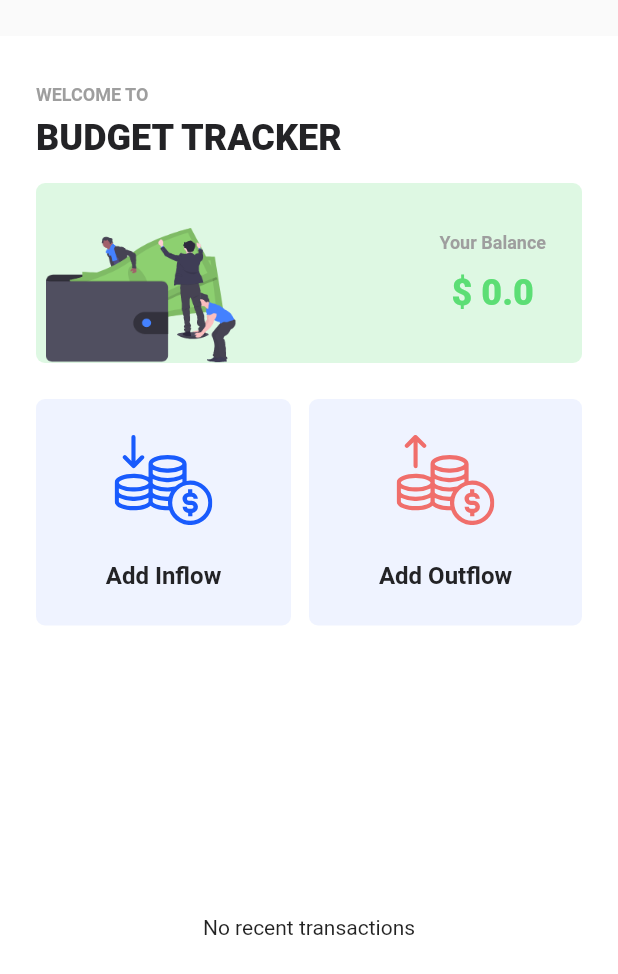
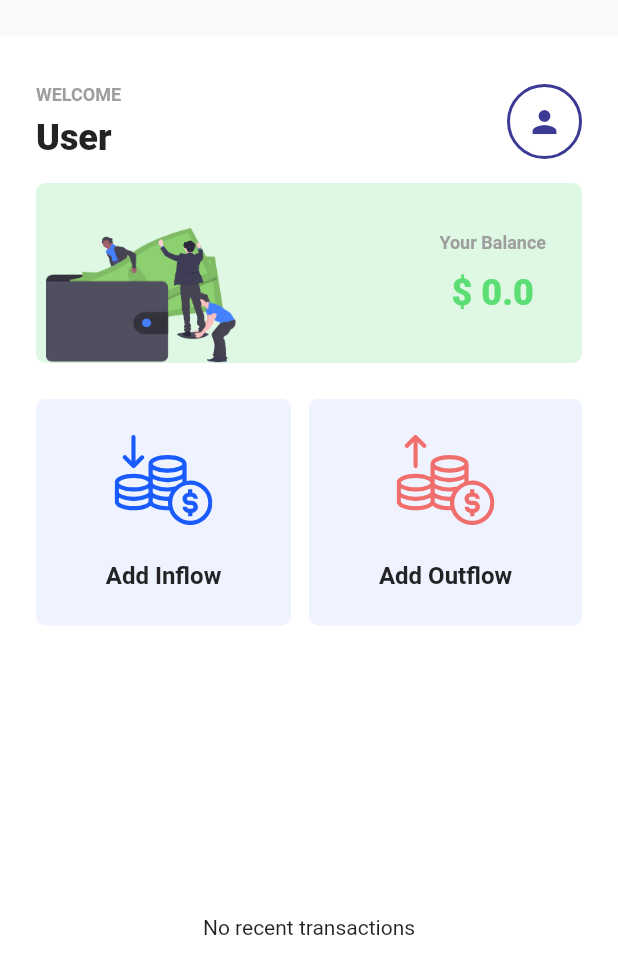
Before and after one commit to upretisaurav/expense_tracker, a Flutter app: the HomePage screen opened directly, on a phone screen of 412 x 824 dp. Shown: the top 974 px of the screen. Run offline on Flutter 3.47's test engine with Material 3 defaults, Android fonts, the phone set to English and light mode, and no system bars; our stand-ins replace fl_chart, floor, flutter_feather_icons, flutter_local_notifications, flutter_svg, get_it and 6 more; missing offline and left inert: carbon_icons; accounts and stored records are empty; generated files the repository leaves out were written again; network calls fail.

Commit message:
login and register added

```diff
--- a/lib/main.dart
+++ b/lib/main.dart
@@ -1,6 +1,7 @@
 import 'package:expense_tracker/locator.dart';
 import 'package:expense_tracker/src/providers/expense_provider.dart';
 import 'package:expense_tracker/src/providers/trend_provider.dart';
+import 'package:expense_tracker/src/providers/user_provider.dart';
 import 'package:expense_tracker/src/services/notification_service.dart';
 import 'package:expense_tracker/src/views/onboarding.dart';
 import 'package:flutter/material.dart';
@@ -28,6 +29,7 @@ class MainApp extends StatelessWidget {
           update: (context, trendProvider, previous) =>
               previous ?? ExpenseProvider(trendProvider),
         ),
+        ChangeNotifierProvider(create: (_) => UserProvider()),
       ],
       child: MaterialApp(
         theme: ThemeData(
--- /dev/null
+++ b/lib/src/data/model/user.dart
@@ -0,0 +1,22 @@
+class User {
+  final String id;
+  final String name;
+  final String profession;
+  final String photo;
+
+  User({
+    required this.id,
+    required this.name,
+    required this.profession,
+    required this.photo,
+  });
+
+  factory User.fromJson(Map<String, dynamic> json) {
+    return User(
+      id: json['id'] ?? '',
+      name: json['name'] ?? '',
+      profession: json['profession'] ?? '',
+      photo: json['photo'] ?? '',
+    );
+  }
+}
--- /dev/null
+++ b/lib/src/providers/user_provider.dart
@@ -0,0 +1,67 @@
+import 'package:expense_tracker/src/data/model/user.dart';
+import 'package:expense_tracker/src/services/api_service.dart';
+import 'package:flutter/material.dart';
+import 'package:get_it/get_it.dart';
+import 'package:shared_preferences/shared_preferences.dart';
+
+class UserProvider extends ChangeNotifier {
+  String? _userId;
+  // ignore: constant_identifier_names
+  static const String USER_ID_KEY = 'user_id';
+
+  String? get userId => _userId;
+  bool get isAuthenticated => _userId != null;
+
+  UserProvider() {
+    _loadUserId();
+  }
+
+  User? _user;
+  bool _isLoading = false;
+  String? _error;
+
+  User? get user => _user;
+  bool get isLoading => _isLoading;
+  String? get error => _error;
+
+  final ApiService _apiService = GetIt.instance<ApiService>();
+
+  Future<void> fetchUserProfile() async {
+    try {
+      _isLoading = true;
+      _error = null;
+      notifyListeners();
+
+      final userIdFetch = _userId;
+      final userData = await _apiService.getUserProfile(userIdFetch!);
+      _user = User.fromJson(userData);
+
+      _isLoading = false;
+      notifyListeners();
+    } catch (e) {
+      _error = e.toString();
+      _isLoading = false;
+      notifyListeners();
+    }
+  }
+
+  Future<void> _loadUserId() async {
+    final prefs = await SharedPreferences.getInstance();
+    _userId = prefs.getString(USER_ID_KEY);
+    notifyListeners();
+  }
+
+  Future<void> setUserId(String userId) async {
+    _userId = userId;
+    final prefs = await SharedPreferences.getInstance();
+    await prefs.setString(USER_ID_KEY, userId);
+    notifyListeners();
+  }
+
+  Future<void> clearUserId() async {
+    _userId = null;
+    final prefs = await SharedPreferences.getInstance();
+    await prefs.remove(USER_ID_KEY);
+    notifyListeners();
+  }
+}
--- a/lib/src/views/home_screen.dart
+++ b/lib/src/views/home_screen.dart
@@ -1,5 +1,8 @@
+import 'dart:io';
+
 import 'package:expense_tracker/src/data/model/expense.dart';
 import 'package:expense_tracker/src/providers/expense_provider.dart';
+import 'package:expense_tracker/src/providers/user_provider.dart';
 import 'package:expense_tracker/src/styles/color_styles.dart';
 import 'package:expense_tracker/src/styles/text_styles.dart';
 import 'package:expense_tracker/src/views/calculator_screen.dart';
@@ -9,8 +12,21 @@ import 'package:flutter/material.dart';
 import 'package:flutter_svg/svg.dart';
 import 'package:provider/provider.dart';
 
-class HomePage extends StatelessWidget {
+class HomePage extends StatefulWidget {
   const HomePage({super.key});
+
+  @override
+  State<HomePage> createState() => _HomePageState();
+}
+
+class _HomePageState extends State<HomePage> {
+  @override
+  void initState() {
+    super.initState();
+    WidgetsBinding.instance.addPostFrameCallback((_) {
+      context.read<UserProvider>().fetchUserProfile();
+    });
+  }
 
   @override
   Widget build(BuildContext context) {
@@ -22,23 +38,68 @@ class HomePage extends StatelessWidget {
         child: Column(
           crossAxisAlignment: CrossAxisAlignment.start,
           children: <Widget>[
-            // Padding wrapper for the first part of the screen
             Padding(
               padding: const EdgeInsets.symmetric(horizontal: 24.0),
               child: Column(
                 crossAxisAlignment: CrossAxisAlignment.start,
                 children: <Widget>[
+                  Consumer<UserProvider>(
+                    builder: (context, userProvider, child) {
+                      return Row(
+                        mainAxisAlignment: MainAxisAlignment.spaceBetween,
+                        children: [
+                          Expanded(
+                            child: Column(
+                              crossAxisAlignment: CrossAxisAlignment.start,
+                              children: [
                                 Text(
-                    "WELCOME TO",
-                    style: TextStyles.smallMedium
-                        .copyWith(color: ColorStyles.secondaryTextColor),
+                                  "WELCOME",
+                                  style: TextStyles.smallMedium.copyWith(
+                                    color: ColorStyles.secondaryTextColor,
+                                  ),
                                 ),
                                 const SizedBox(height: 8.0),
                                 Text(
-                    "BUDGET TRACKER",
+                                  userProvider.user?.name ?? "User",
                                   style: TextStyles.humongous.copyWith(
                                     fontWeight: FontWeight.w900,
                                   ),
+                                ),
+                              ],
+                            ),
+                          ),
+                          Container(
+                            width: 50,
+                            height: 50,
+                            decoration: BoxDecoration(
+                              shape: BoxShape.circle,
+                              border: Border.all(
+                                color: ColorStyles.primaryColor,
+                                width: 2,
+                              ),
+                            ),
+                            child: ClipOval(
+                              child: userProvider.user?.photo != null
+                                  ? Image.file(
+                                      File(userProvider.user!.photo),
+                                      fit: BoxFit.cover,
+                                      errorBuilder:
+                                          (context, error, stackTrace) {
+                                        return const Icon(
+                                          Icons.person,
+                                          color: ColorStyles.primaryColor,
+                                        );
+                                      },
+                                    )
+                                  : const Icon(
+                                      Icons.person,
+                                      color: ColorStyles.primaryColor,
+                                    ),
+                            ),
+                          ),
+                        ],
+                      );
+                    },
                   ),
                   Consumer<ExpenseProvider>(
                     builder: (context, expenseProvider, child) {
--- a/pubspec.yaml
+++ b/pubspec.yaml
@@ -18,6 +18,7 @@ dependencies:
   flutter_svg: ^2.0.10+1
   get_it: ^7.7.0
   http: ^1.2.2
+  image_picker: ^1.1.2
   intl: ^0.19.0
   lottie: ^3.1.2
   mockito: ^5.4.4
```
Also changed, not shown: lib/src/services/api_service.dart (+81 -0 lines), lib/src/views/auth_screen.dart (added, +316 -0 lines), lib/src/views/onboarding.dart (+13 -6 lines), pubspec.lock, 2 other files. Lines whose indentation alone changed are shown as unchanged.
